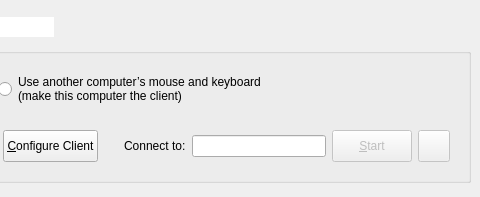
The window that src/lib/gui/MainWindow.ui (deskflow/deskflow) describes before a commit, drawn with Qt 5; both pictures show x 491 to 971 and y 0 to 197 of the 971 by 197 pixel window.
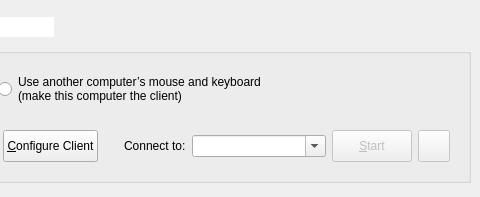
The same window after the commit. Icons and pictures are not drawn.

```diff
--- a/src/lib/gui/MainWindow.ui
+++ b/src/lib/gui/MainWindow.ui
@@ -399,7 +399,13 @@
               </widget>
              </item>
              <item>
-              <widget class="QLineEdit" name="lineHostname">
+              <widget class="QComboBox" name="cbHostname">
+               <property name="sizePolicy">
+                <sizepolicy hsizetype="Expanding" vsizetype="Fixed">
+                 <horstretch>0</horstretch>
+                 <verstretch>0</verstretch>
+                </sizepolicy>
+               </property>
                <property name="minimumSize">
                 <size>
                  <width>0</width>
@@ -409,6 +415,9 @@
                <property name="toolTip">
                 <string>&lt;html&gt;Hostname or IP address of the server computer.&lt;br/&gt;May contain a comma seperated list.&lt;/html&gt;</string>
                </property>
+               <property name="editable">
+                <bool>true</bool>
+               </property>
               </widget>
              </item>
             </layout>
```
